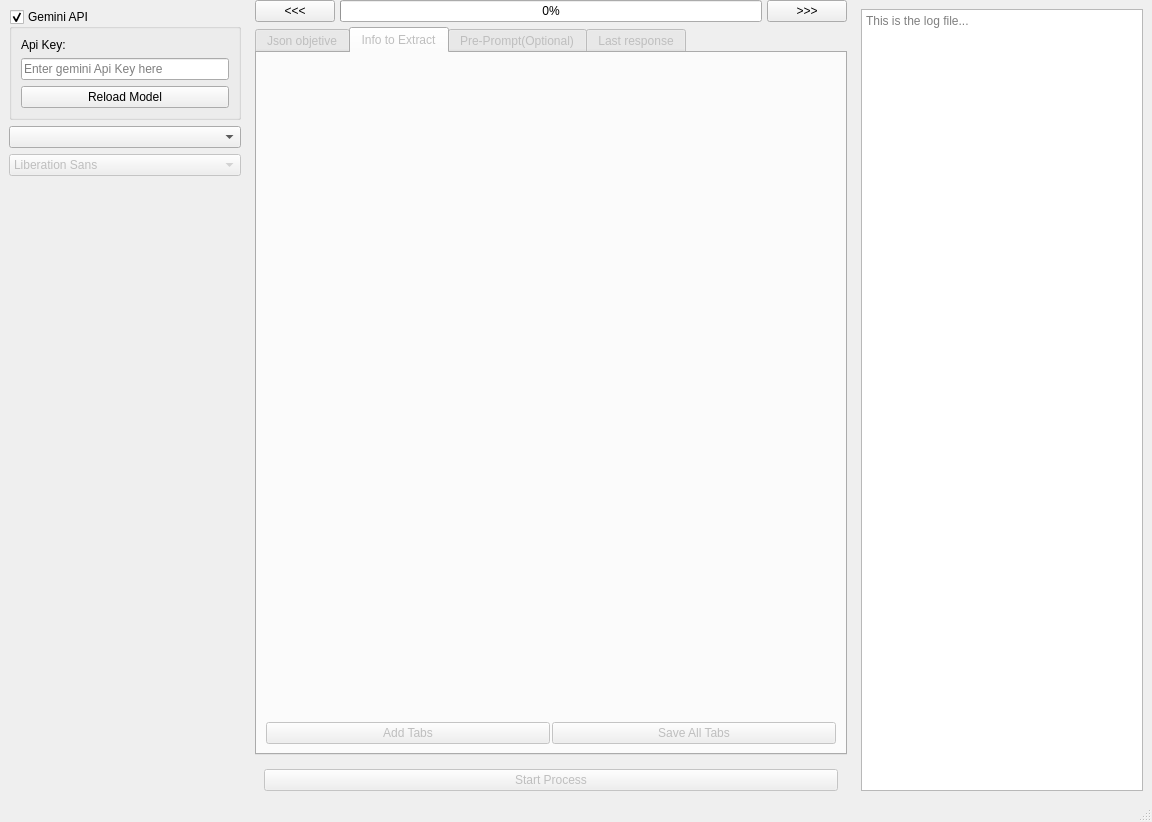
This is src/ui/main_editor.ui in Retype15/JSON_Manager as Qt 5 draws it before an edit. The edited form follows.
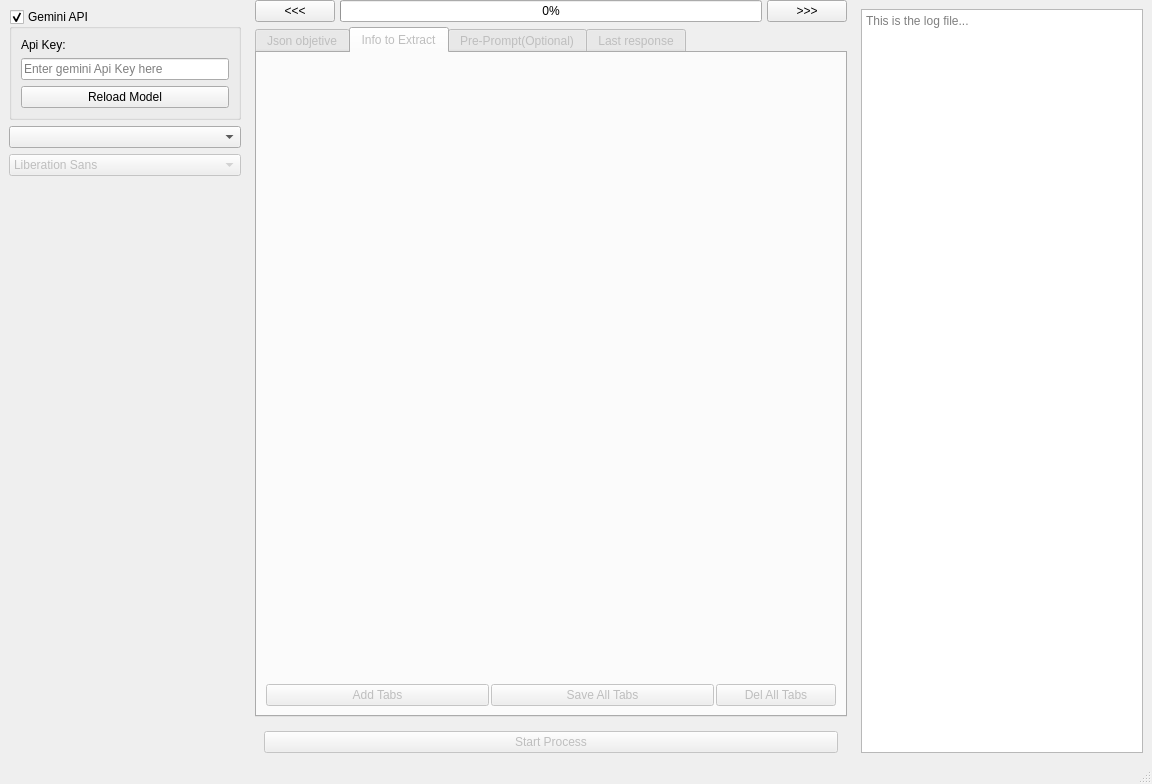
This is the edited form. Icons and pictures are not drawn. Custom widgets are drawn as their Qt base class.

The edit to the form file:
```diff
--- a/src/ui/main_editor.ui
+++ b/src/ui/main_editor.ui
@@ -10,7 +10,7 @@
     <x>0</x>
     <y>0</y>
     <width>1152</width>
-    <height>822</height>
+    <height>784</height>
    </rect>
   </property>
   <property name="windowTitle">
@@ -288,6 +288,19 @@
               </property>
              </widget>
             </item>
+            <item>
+             <widget class="QPushButton" name="buttonDeleteAllTabs">
+              <property name="maximumSize">
+               <size>
+                <width>120</width>
+                <height>16777215</height>
+               </size>
+              </property>
+              <property name="text">
+               <string>Del All Tabs</string>
+              </property>
+             </widget>
+            </item>
            </layout>
           </item>
          </layout>
@@ -452,6 +465,14 @@
   </widget>
   <widget class="QStatusBar" name="statusbar"/>
  </widget>
+ <customwidgets>
+  <customwidget>
+   <class>DragDropTabWidget</class>
+   <extends>QTabWidget</extends>
+   <header>defs/promotions</header>
+   <container>1</container>
+  </customwidget>
+ </customwidgets>
  <tabstops>
   <tabstop>jsonObjetiveText</tabstop>
   <tabstop>loadJsonObjetiveRoute</tabstop>
```
Left out of the diff: 8 changed lines with no effect on the pictures.
